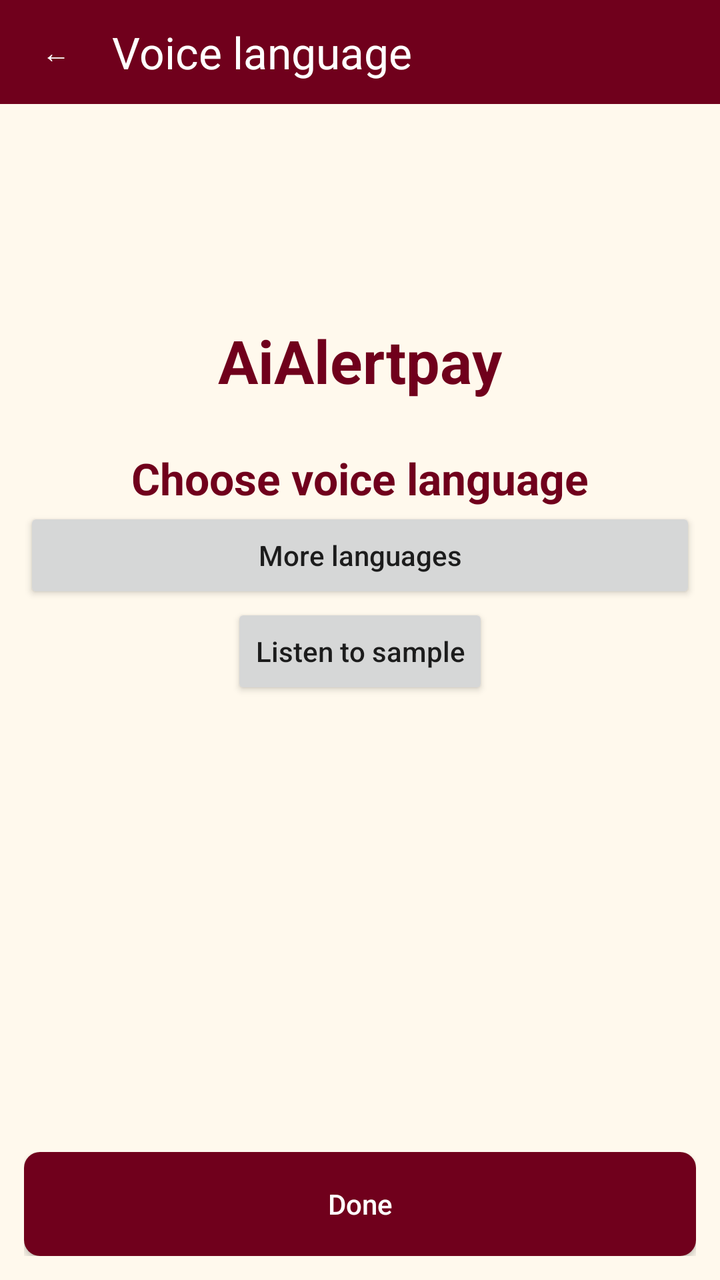
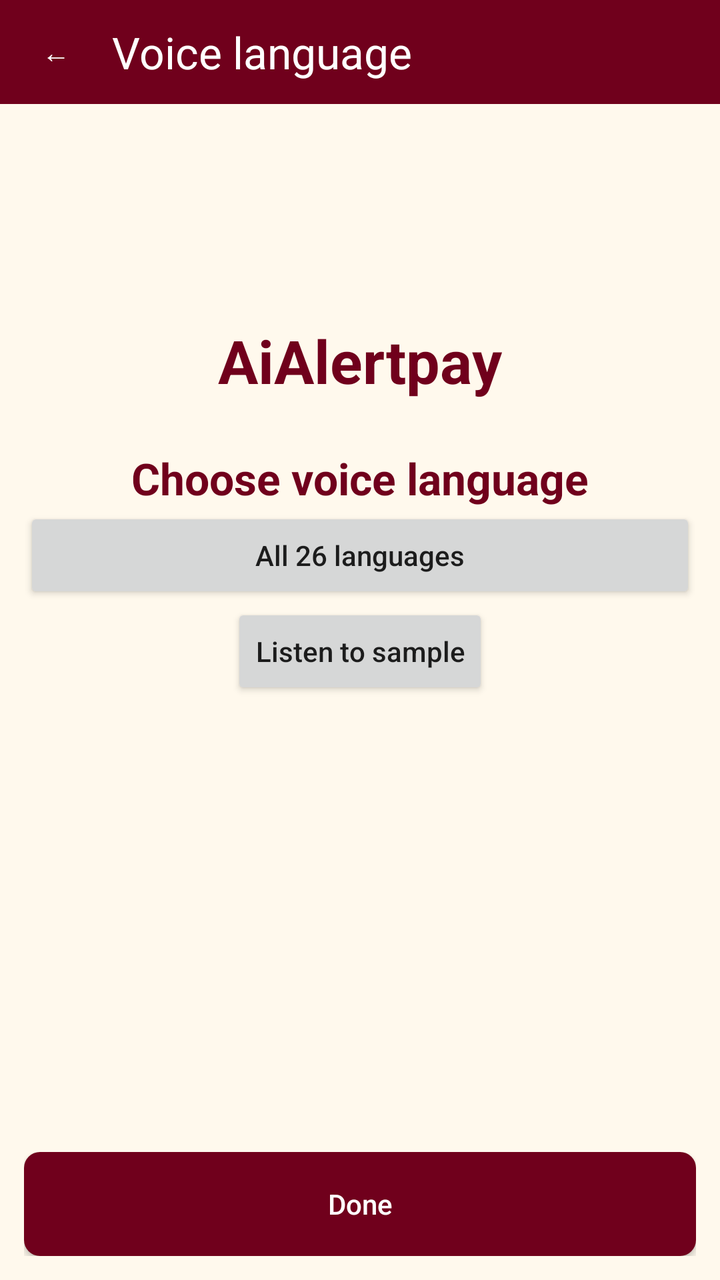

Before-and-after screenshots of an Android layout around one commit, followed by the original layout XML and the change that was made.
<!-- AndroidManifest.xml: application theme android:Theme.Material.Light.NoActionBar -->
<!-- res/layout/voice_language.xml -->
<LinearLayout xmlns:android="http://schemas.android.com/apk/res/android" android:orientation="vertical" android:fitsSystemWindows="true"
    android:background="#70001C" android:layout_width="match_parent" android:layout_height="match_parent">
    <LinearLayout android:gravity="center_vertical" android:layout_width="match_parent" android:layout_height="52dp">
        <Button android:id="@+id/back" style="?android:attr/borderlessButtonStyle" android:contentDescription="Back" android:text="←" android:textColor="#FFFFFF" android:layout_width="56dp" android:layout_height="match_parent"/>
        <TextView android:text="Voice language" android:textColor="#FFFFFF" android:textSize="22sp" android:layout_width="wrap_content" android:layout_height="wrap_content"/>
    </LinearLayout>
    <ScrollView android:background="#FFF9ED" android:layout_width="match_parent" android:layout_height="0dp" android:layout_weight="1">
    <LinearLayout android:gravity="center_horizontal" android:orientation="vertical" android:padding="12dp" android:layout_width="match_parent" android:layout_height="wrap_content">
        <ImageView android:src="@mipmap/ic_launcher" android:importantForAccessibility="no" android:layout_width="96dp" android:layout_height="96dp"/>
        <TextView android:text="AiAlertpay" android:textSize="30sp" android:textStyle="bold" android:textColor="#70001C" android:layout_width="wrap_content" android:layout_height="wrap_content"/>
        <TextView android:text="Choose voice language" android:textColor="#70001C" android:textStyle="bold" android:textSize="22sp" android:layout_marginTop="24dp" android:layout_width="wrap_content" android:layout_height="wrap_content"/>
        <RadioGroup android:id="@+id/languages" android:orientation="vertical" android:layout_width="match_parent" android:layout_height="wrap_content"/>
        <Button android:id="@+id/more_languages" android:text="More languages" android:layout_width="match_parent" android:layout_height="wrap_content" android:textAllCaps="false"/>
        <Button android:id="@+id/sample" android:text="Listen to sample" android:layout_width="wrap_content" android:layout_height="wrap_content" android:textAllCaps="false"/>
    </LinearLayout>
    </ScrollView>
    <FrameLayout android:layout_width="match_parent" android:layout_height="wrap_content" android:background="#FFF9ED" android:padding="12dp">
        <Button android:id="@+id/done" android:text="Done" android:textAllCaps="false" android:textColor="#FFFFFF" android:background="@drawable/start_shape" android:layout_width="match_parent" android:layout_height="52dp"/>
    </FrameLayout>
</LinearLayout>
<!-- resources referenced by this layout -->
<resources>
  <!-- drawable start_shape (drawable) -->
  <shape xmlns:android="http://schemas.android.com/apk/res/android">
      <solid android:color="#70001C"/>
      <corners android:radius="8dp"/>
  </shape>
  <!-- mipmap ic_launcher (mipmap-anydpi-v26) -->
  <adaptive-icon xmlns:android="http://schemas.android.com/apk/res/android">
      <background android:drawable="@color/launcher_gold"/>
      <foreground android:drawable="@drawable/launcher_bell"/>
  </adaptive-icon>
  <color name="launcher_gold">#FFBF00</color>
  <!-- drawable launcher_bell (drawable) -->
  <vector xmlns:android="http://schemas.android.com/apk/res/android"
      android:width="108dp" android:height="108dp" android:viewportWidth="108" android:viewportHeight="108">
      <group android:translateX="22" android:translateY="22">
          <path android:fillColor="#70001C" android:pathData="M29,13 A3,3 0,0 1,35 13 V15 C42,17 45,22 45,29 Q45,35 49,39 Q51,43 47,43 H17 Q13,43 15,39 Q19,35 19,29 C19,22 22,17 29,15 Z"/>
          <path android:strokeColor="#70001C" android:strokeWidth="2.4" android:strokeLineCap="round" android:pathData="M18,15 Q13,18 13,23 M14,11 Q7,15 7,23 M46,15 Q51,18 51,23 M50,11 Q57,15 57,23"/>
          <path android:fillColor="#FFBF00" android:strokeColor="#70001C" android:strokeWidth="2" android:pathData="M32,36 A9,9 0,1 1,32 54 A9,9 0,1 1,32 36 Z"/>
          <path android:strokeColor="#70001C" android:strokeWidth="1.7" android:strokeLineCap="round" android:strokeLineJoin="round" android:pathData="M28,40 H36 M28,43 H36 M30,40 C35,40 35,46 28,46 L34,51"/>
      </group>
  </vector>
</resources>

<!-- the commit's change to res/layout/voice_language.xml (unified diff, before → after) -->
@@ -10,7 +10,7 @@
         <TextView android:text="AiAlertpay" android:textSize="30sp" android:textStyle="bold" android:textColor="#70001C" android:layout_width="wrap_content" android:layout_height="wrap_content"/>
         <TextView android:text="Choose voice language" android:textColor="#70001C" android:textStyle="bold" android:textSize="22sp" android:layout_marginTop="24dp" android:layout_width="wrap_content" android:layout_height="wrap_content"/>
         <RadioGroup android:id="@+id/languages" android:orientation="vertical" android:layout_width="match_parent" android:layout_height="wrap_content"/>
-        <Button android:id="@+id/more_languages" android:text="More languages" android:layout_width="match_parent" android:layout_height="wrap_content" android:textAllCaps="false"/>
+        <Button android:id="@+id/more_languages" android:text="All 26 languages" android:layout_width="match_parent" android:layout_height="wrap_content" android:textAllCaps="false"/>
         <Button android:id="@+id/sample" android:text="Listen to sample" android:layout_width="wrap_content" android:layout_height="wrap_content" android:textAllCaps="false"/>
     </LinearLayout>
     </ScrollView>
